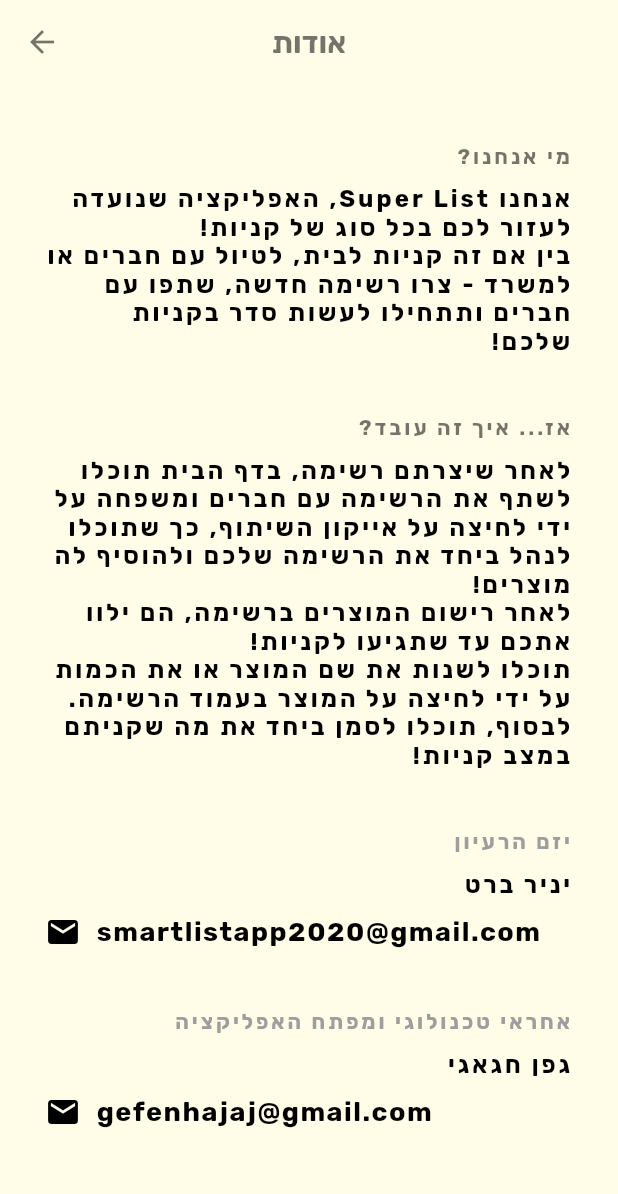
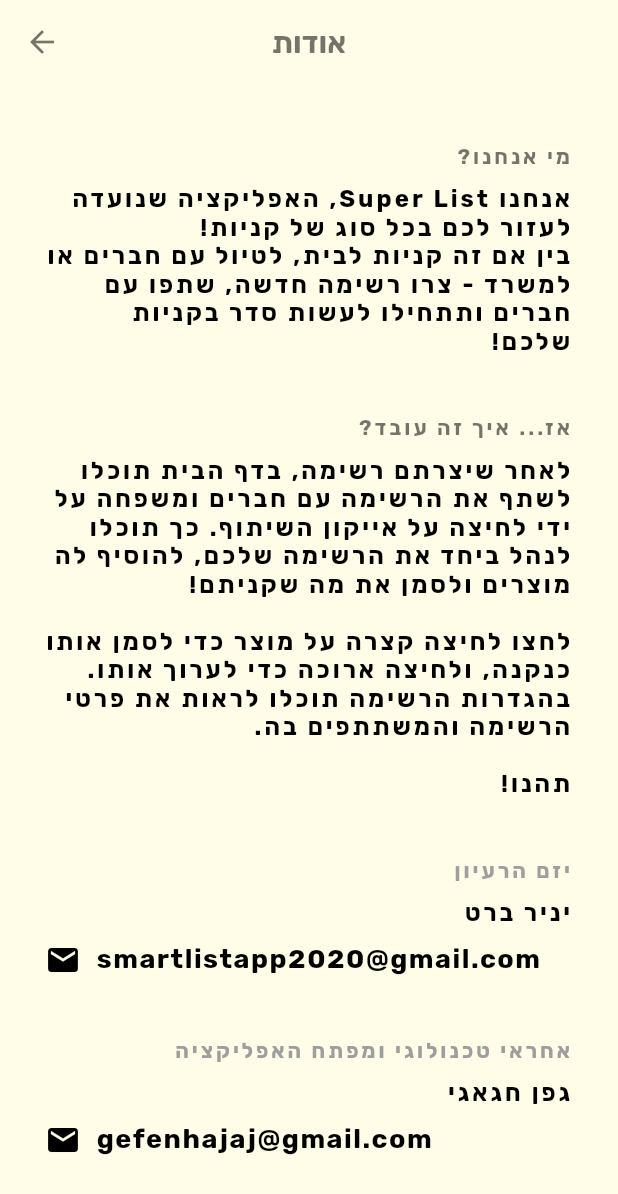
Before and after one commit to GefenHajaj/SmartList, a Flutter app: the ListsPage screen opened directly with empty values, after a tap on the "info outline" icon, on a phone screen of 412 x 824 dp. Shown: the top 1194 px of the screen. Run offline on Flutter 3.47's test engine with Material 2 defaults, Android fonts, the phone set to English and light mode, and no system bars; missing offline and left inert: firebase_admob, social_share; accounts and stored records are empty; network calls fail.

Commit message:
more changes

```diff
--- a/smart_list_app/lib/info_page.dart
+++ b/smart_list_app/lib/info_page.dart
@@ -47,7 +47,7 @@
                 ),
                 SizedBox(height: 10.0),
                 Text(
-                  'לאחר שיצרתם רשימה, בדף הבית תוכלו לשתף את הרשימה עם חברים ומשפחה על ידי לחיצה על אייקון השיתוף, כך שתוכלו לנהל ביחד את הרשימה שלכם ולהוסיף לה מוצרים!\nלאחר רישום המוצרים ברשימה, הם ילוו אתכם עד שתגיעו לקניות!\nתוכלו לשנות את שם המוצר או את הכמות על ידי לחיצה על המוצר בעמוד הרשימה.\nלבסוף, תוכלו לסמן ביחד את מה שקניתם במצב קניות!',
+                  'לאחר שיצרתם רשימה, בדף הבית תוכלו לשתף את הרשימה עם חברים ומשפחה על ידי לחיצה על אייקון השיתוף. כך תוכלו לנהל ביחד את הרשימה שלכם, להוסיף לה מוצרים ולסמן את מה שקניתם!\n\nלחצו לחיצה קצרה על מוצר כדי לסמן אותו כנקנה, ולחיצה ארוכה כדי לערוך אותו. בהגדרות הרשימה תוכלו לראות את פרטי הרשימה והמשתתפים בה.\n\nתהנו!',
                   style: TextStyle(
                     color: Colors.black,
                     fontWeight: FontWeight.bold,
@@ -78,6 +78,8 @@
                 ),
                 SizedBox(height: 10.0),
                 Row(
+                  children: [
+                    Wrap(
                       children: <Widget>[
                         Icon(
                           Icons.email,
@@ -92,6 +94,8 @@
                             letterSpacing: 1.0,
                           ),
                         )
+                      ],
+                    ),
                   ],
                 ),
                 SizedBox(height: 40.0),
@@ -116,6 +120,8 @@
                 ),
                 SizedBox(height: 10.0),
                 Row(
+                  children: [
+                    Wrap(
                       children: <Widget>[
                         Icon(
                           Icons.email,
@@ -130,6 +136,8 @@
                             letterSpacing: 1.0,
                           ),
                         )
+                      ],
+                    ),
                   ],
                 ),
                 SizedBox(height: 100.0),
--- a/smart_list_app/lib/list_page.dart
+++ b/smart_list_app/lib/list_page.dart
@@ -584,7 +584,7 @@
                             fontSize: 18.0
                         ),
                         decoration: const InputDecoration(
-                          labelText: 'מה לחפש?',
+                          labelText: 'מה לחפש או להוסיף?',
                         ),
                         textDirection: TextDirection.rtl,
                         onChanged: (input) {
--- a/smart_list_app/lib/lists_page.dart
+++ b/smart_list_app/lib/lists_page.dart
@@ -32,6 +32,7 @@
   Future data;
   var tapPosition = Offset(0.0, 0.0);
   BannerAd _bannerAd;
+  String _storeLink = "https://play.google.com/store/apps/details?id=com.smartlistapps.smart_list_app";
 
   @override
   void initState() {
@@ -61,7 +62,7 @@
   /// Share a list using the default share options
   void shareList(ShoppingList shoppingList) async {
     await SocialShare.shareOptions(
-        "היי! הצטרף לרשימה המשותפת באפליקציית Super List!\n\nשם הרשימה שלי הוא: ${shoppingList.name}\nמספר הרשימה שלי הוא: ${shoppingList.uniqueID}");
+        "היי! הצטרף לרשימה המשותפת באפליקציית Super List!\n\nשם הרשימה שלי הוא: ${shoppingList.name}\nמספר הרשימה שלי הוא: ${shoppingList.uniqueID}\n\nעוד אין לך Super List?\nהורד עכשיו: $_storeLink");
     _canPressShare = true;
   }
 
@@ -345,6 +346,7 @@
       icon: Icon(
         Icons.info_outline,
         color: Colors.black54,
+        size: 30.0,
       ),
       onPressed: () {
         _goToInfoPage();
@@ -404,6 +406,7 @@
         icon: Icon(
           Icons.exit_to_app_outlined,
           color: Colors.red[300],
+          size: 25.0,
         ),
         onPressed: _signOutAlert);
   }
--- a/smart_list_app/lib/view_list_details.dart
+++ b/smart_list_app/lib/view_list_details.dart
@@ -18,6 +18,7 @@
 class _ViewListDetailsPageState extends State<ViewListDetailsPage> {
   User _currentUser;
   ShoppingList _currentShoppingList;
+  String _storeLink = "https://play.google.com/store/apps/details?id=com.smartlistapps.smart_list_app";
 
   @override
   void initState() {
@@ -29,7 +30,7 @@
 
   /// Share a list using the default share options
   void shareList(ShoppingList shoppingList) {
-    SocialShare.shareOptions("היי! הצטרף לרשימה המשותפת באפליקציית Super List!\n\nשם הרשימה שלי הוא: ${shoppingList.name}\nמספר הרשימה שלי הוא: ${shoppingList.uniqueID}");
+    SocialShare.shareOptions("היי! הצטרף לרשימה המשותפת באפליקציית Super List!\n\nשם הרשימה שלי הוא: ${shoppingList.name}\nמספר הרשימה שלי הוא: ${shoppingList.uniqueID}\n\nעוד אין לך Super List?\nהורד עכשיו: $_storeLink");
   }
 
   /// Go back to home screen.
```
Lines whose indentation alone changed are shown as unchanged.
